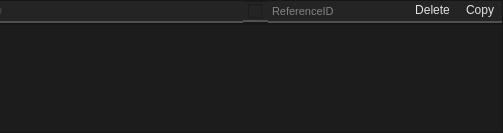
dertwist/Hammer5Tools, file src/smartprop_editor/property_frame.ui: the form before one commit; both pictures show x 484 to 987 and y 0 to 133 of the 987 by 133 pixel window.
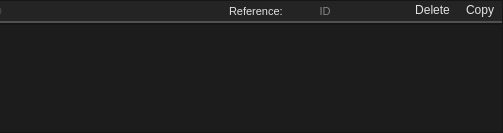
The form after the commit. Icons and pictures are not drawn.

Commit message: Reference uuid

The edit to the form file:
```diff
--- a/src/smartprop_editor/property_frame.ui
+++ b/src/smartprop_editor/property_frame.ui
@@ -612,6 +612,12 @@
       </item>
       <item>
        <widget class="QLineEdit" name="property_class_3">
+        <property name="sizePolicy">
+         <sizepolicy hsizetype="Expanding" vsizetype="Fixed">
+          <horstretch>128</horstretch>
+          <verstretch>0</verstretch>
+         </sizepolicy>
+        </property>
         <property name="maximumSize">
          <size>
           <width>16777215</width>
@@ -661,6 +667,132 @@
         </property>
        </widget>
       </item>
+      <item>
+       <widget class="QLineEdit" name="ReferenceID_Label">
+        <property name="sizePolicy">
+         <sizepolicy hsizetype="Expanding" vsizetype="Fixed">
+          <horstretch>0</horstretch>
+          <verstretch>0</verstretch>
+         </sizepolicy>
+        </property>
+        <property name="minimumSize">
+         <size>
+          <width>64</width>
+          <height>0</height>
+         </size>
+        </property>
+        <property name="focusPolicy">
+         <enum>Qt::FocusPolicy::NoFocus</enum>
+        </property>
+        <property name="toolTip">
+         <string>&lt;html&gt;&lt;head/&gt;&lt;body&gt;&lt;p&gt;Variable name and display name&lt;/p&gt;&lt;/body&gt;&lt;/html&gt;</string>
+        </property>
+        <property name="styleSheet">
+         <string notr="true">QLineEdit {
+    font-size: 8pt;
+    font-family: &quot;Segoe UI&quot;;
+    border-top: 0px;
+    border-left: 0px;
+    border-right: 0px;
+    border-bottom: 2px solid rgba(80, 80, 80, 255);
+    border-radius: 0px;
+    padding: 2px;
+    color: #E3E3E3;
+    background-color: #242424;
+}
+
+QLineEdit:focus {
+    border-color: rgba(80, 80, 80, 255);
+}
+
+QLineEdit::selection {
+    background-color: #414956;
+    color: white;
+}</string>
+        </property>
+        <property name="inputMethodHints">
+         <set>Qt::InputMethodHint::ImhLatinOnly|Qt::InputMethodHint::ImhLowercaseOnly</set>
+        </property>
+        <property name="text">
+         <string>Reference:</string>
+        </property>
+        <property name="maxLength">
+         <number>32</number>
+        </property>
+        <property name="alignment">
+         <set>Qt::AlignmentFlag::AlignRight|Qt::AlignmentFlag::AlignTrailing|Qt::AlignmentFlag::AlignVCenter</set>
+        </property>
+        <property name="readOnly">
+         <bool>true</bool>
+        </property>
+        <property name="placeholderText">
+         <string>ReferenceID</string>
+        </property>
+       </widget>
+      </item>
+      <item>
+       <widget class="QLineEdit" name="ReferenceID">
+        <property name="sizePolicy">
+         <sizepolicy hsizetype="Minimum" vsizetype="Fixed">
+          <horstretch>0</horstretch>
+          <verstretch>0</verstretch>
+         </sizepolicy>
+        </property>
+        <property name="maximumSize">
+         <size>
+          <width>72</width>
+          <height>16777215</height>
+         </size>
+        </property>
+        <property name="focusPolicy">
+         <enum>Qt::FocusPolicy::NoFocus</enum>
+        </property>
+        <property name="toolTip">
+         <string>&lt;html&gt;&lt;head/&gt;&lt;body&gt;&lt;p&gt;Variable name and display name&lt;/p&gt;&lt;/body&gt;&lt;/html&gt;</string>
+        </property>
+        <property name="styleSheet">
+         <string notr="true">QLineEdit {
+    font-size: 8pt;
+    font-family: &quot;Segoe UI&quot;;
+    border-top: 0px;
+    border-left: 0px;
+    border-right: 0px;
+    border-bottom: 2px solid rgba(80, 80, 80, 255);
+    border-radius: 0px;
+    padding: 2px;
+    color: #E3E3E3;
+    background-color: #242424;
+}
+
+QLineEdit:focus {
+    border-color: rgba(80, 80, 80, 255);
+}
+
+QLineEdit::selection {
+    background-color: #414956;
+    color: white;
+}</string>
+        </property>
+        <property name="inputMethodHints">
+         <set>Qt::InputMethodHint::ImhLatinOnly|Qt::InputMethodHint::ImhLowercaseOnly</set>
+        </property>
+        <property name="text">
+         <string/>
+        </property>
+        <property name="maxLength">
+         <number>32</number>
+        </property>
+        <property name="alignment">
+         <set>Qt::AlignmentFlag::AlignCenter</set>
+        </property>
+        <property name="readOnly">
+         <bool>true</bool>
+        </property>
+        <property name="placeholderText">
+         <string>ID</string>
+        </property>
+       </widget>
+      </item>
       <item>
        <widget class="QToolButton" name="ReferenceID_Clear">
         <property name="enabled">
@@ -703,117 +835,6 @@
         </property>
        </widget>
       </item>
-      <item>
-       <widget class="QCheckBox" name="Reference_Enable">
-        <property name="focusPolicy">
-         <enum>Qt::FocusPolicy::NoFocus</enum>
-        </property>
-        <property name="toolTip">
-         <string>&lt;html&gt;&lt;head/&gt;&lt;body&gt;&lt;p&gt;&lt;span style=&quot; font-weight:400;&quot;&gt;Enable set&lt;/span&gt;&lt;/p&gt;&lt;/body&gt;&lt;/html&gt;</string>
-        </property>
-        <property name="styleSheet">
-         <string notr="true">QCheckBox::indicator:checked {
-image: url(://icons/select_check_box_16dp_9D9D9D_FILL0_wght400_GRAD0_opsz20.svg);
-   
-	height:16px;
-	width:16px;
-}
-
-QCheckBox::indicator:unchecked {
-    image: url(://icons/check_box_outline_blank_16dp_9D9D9D_FILL0_wght400_GRAD0_opsz20.svg);
-	height:16px;
-	width:16px;
-}
-
-
-QCheckBox {
-    font: 580  8pt &quot;Segoe UI&quot;;
-    border: 2px solid black;
-    border-radius: 0px;
-    border-color: rgba(80, 80, 80, 255);
-    height:14px;
-    padding-top: 2px;
-    padding-bottom:2px;
-    color: #E3E3E3;
-    padding-left: 4px;
-background-color: #242424;
-}
-QCheckBox:hover {
-    background-color: #414956;
-    color: white;
-}
-QCheckBox{
-	padding-left:5px;
-	border-left: 0px solid black;
-border-right: 0px solid black;
-border-top: 0px solid black;
-}</string>
-        </property>
-        <property name="text">
-         <string/>
-        </property>
-        <property name="checked">
-         <bool>false</bool>
-        </property>
-        <property name="autoRepeat">
-         <bool>false</bool>
-        </property>
-        <property name="autoExclusive">
-         <bool>false</bool>
-        </property>
-        <property name="tristate">
-         <bool>false</bool>
-        </property>
-       </widget>
-      </item>
-      <item>
-       <widget class="QLineEdit" name="ReferenceID">
-        <property name="focusPolicy">
-         <enum>Qt::FocusPolicy::NoFocus</enum>
-        </property>
-        <property name="toolTip">
-         <string>&lt;html&gt;&lt;head/&gt;&lt;body&gt;&lt;p&gt;Variable name and display name&lt;/p&gt;&lt;/body&gt;&lt;/html&gt;</string>
-        </property>
-        <property name="styleSheet">
-         <string notr="true">QLineEdit {
-    font-size: 8pt;
-    font-family: &quot;Segoe UI&quot;;
-    border-top: 0px;
-    border-left: 0px;
-    border-right: 0px;
-    border-bottom: 2px solid rgba(80, 80, 80, 255);
-    border-radius: 0px;
-    padding: 2px;
-    color: #E3E3E3;
-    background-color: #242424;
-}
-
-QLineEdit:focus {
-    border-color: rgba(80, 80, 80, 255);
-}
-
-QLineEdit::selection {
-    background-color: #414956;
-    color: white;
-}</string>
-        </property>
-        <property name="inputMethodHints">
-         <set>Qt::InputMethodHint::ImhLatinOnly|Qt::InputMethodHint::ImhLowercaseOnly</set>
-        </property>
-        <property name="text">
-         <string/>
-        </property>
-        <property name="maxLength">
-         <number>32</number>
-        </property>
-        <property name="readOnly">
-         <bool>true</bool>
-        </property>
-        <property name="placeholderText">
-         <string>ReferenceID</string>
-        </property>
-       </widget>
-      </item>
       <item>
        <widget class="QToolButton" name="ReferenceID_Search">
         <property name="enabled">
```
The commit also changes 2 other files.
